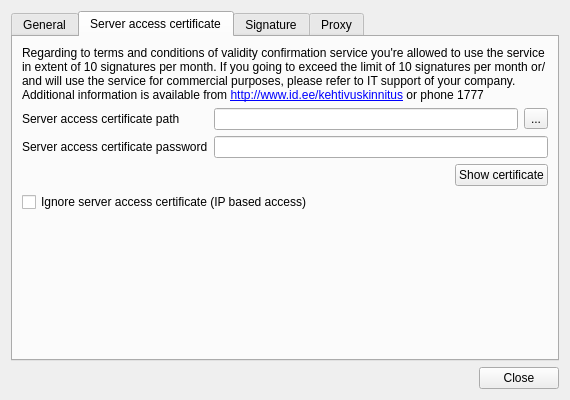
Old version of the form client/ui/SettingsDialog.ui in the repository open-eid/qdigidoc.
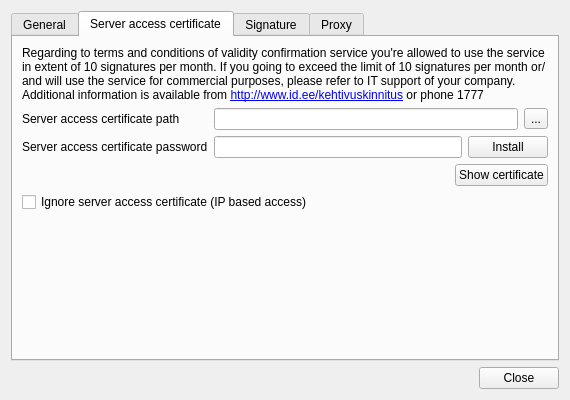
New version of the form. The open tabs and pages were chosen to show the change.

Commit message:
att option to install p12 to cert store
Ticket: #17922

The edit to the form file:
```diff
--- a/client/ui/SettingsDialog.ui
+++ b/client/ui/SettingsDialog.ui
@@ -221,13 +221,6 @@
          </property>
         </widget>
        </item>
-       <item row="2" column="1">
-        <widget class="QLineEdit" name="p12Pass">
-         <property name="echoMode">
-          <enum>QLineEdit::Password</enum>
-         </property>
-        </widget>
-       </item>
        <item row="3" column="0" colspan="2">
         <layout class="QHBoxLayout" name="p12ButtonLayout">
          <item>
@@ -259,6 +252,24 @@
          </property>
         </widget>
        </item>
+       <item row="2" column="1">
+        <layout class="QHBoxLayout" name="p12PassLayout">
+         <item>
+          <widget class="QLineEdit" name="p12Pass">
+           <property name="echoMode">
+            <enum>QLineEdit::Password</enum>
+           </property>
+          </widget>
+         </item>
+         <item>
+          <widget class="QPushButton" name="p12Install">
+           <property name="text">
+            <string>Install</string>
+           </property>
+          </widget>
+         </item>
+        </layout>
+       </item>
       </layout>
      </widget>
      <widget class="QWidget" name="tabSignature">
```
Left out of the diff: 48 changed lines with no effect on the pictures. The commit also changes 4 other files.
